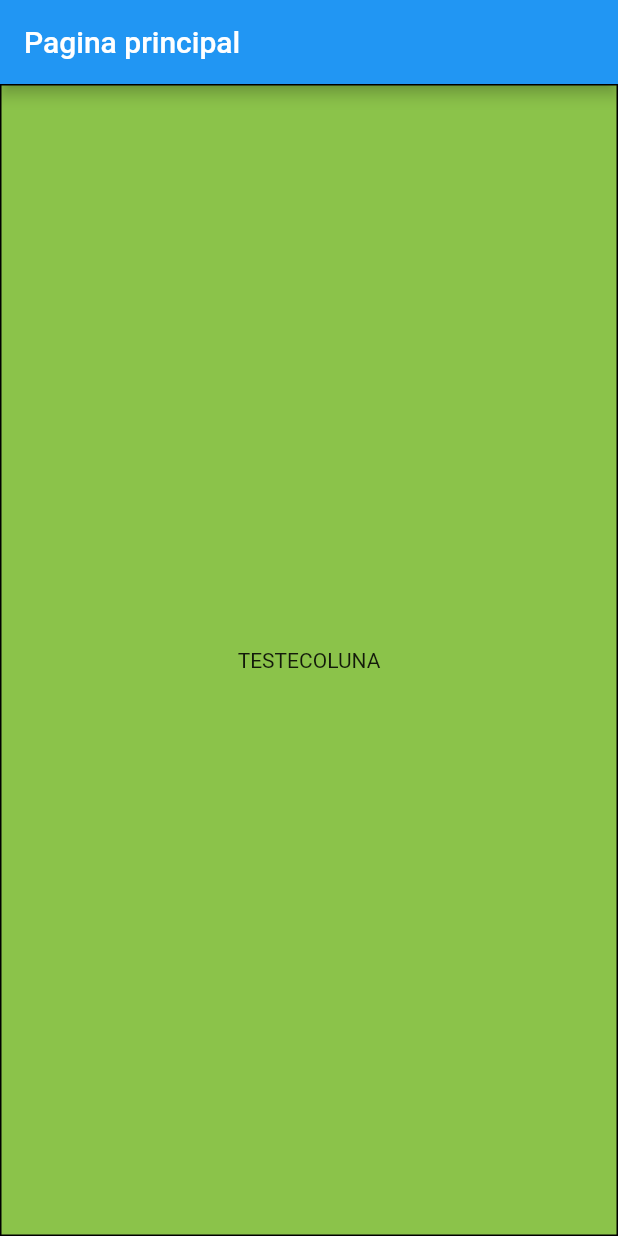
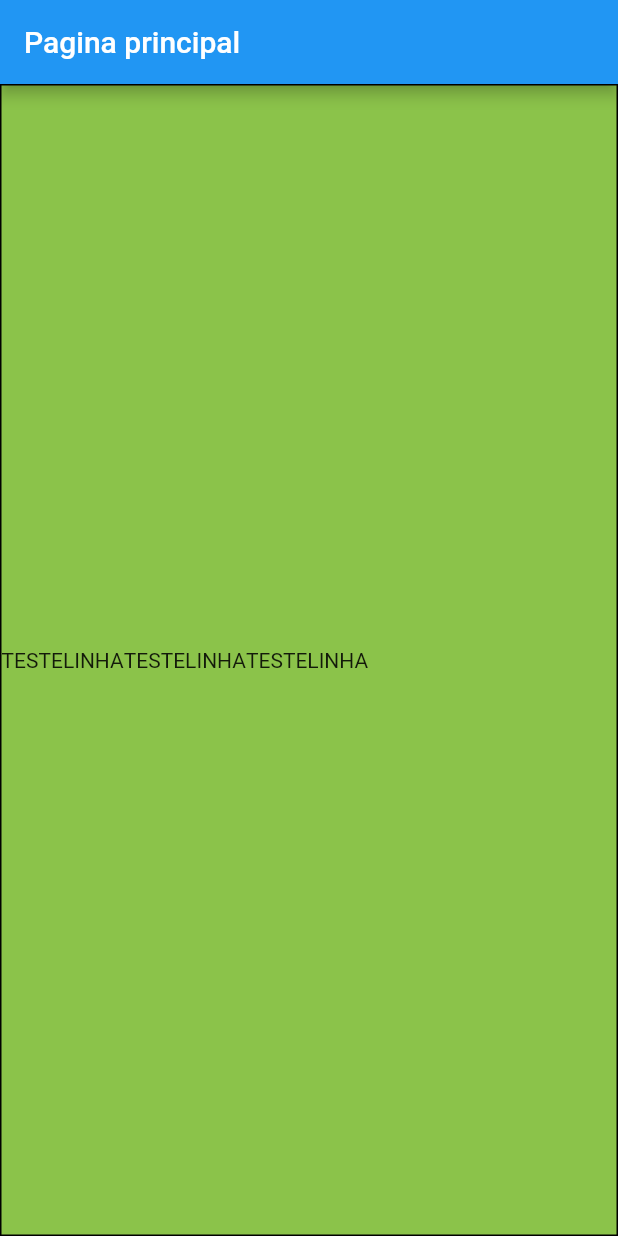
Before and after one commit to developerWelligton/Estudo-Flutter, a Flutter app: the screen it shows after launch, on a phone screen of 412 x 824 dp. Run offline on Flutter 3.47's test engine with Material 2 defaults, Android fonts, the phone set to English and light mode, and no system bars.

Commit message:
LINHA (Row)

```diff
--- a/lib/main.dart
+++ b/lib/main.dart
@@ -38,17 +38,17 @@ class SuporteState extends State<estadoGlobalful> {
           color: Colors.lightGreen,
           border: Border.all(),
         ),
-        //Como criar uma coluna ?
-        child: Column(
-//CENTRALIZAR VERTICAL
+        //Como criar uma linha(horizontal)?
+        child: Row(
+          children: [
+          Text("TESTELINHA"),
+          Text("TESTELINHA"),
+          Text("TESTELINHA"),
+          ],
+        ),
 
-/*//é usada uma propriedade chamada mainAxisAlignment
 
-//ela instancia um método chamando MainAxisAlignment.center que realiza esse trabalho.
- */
-           mainAxisAlignment: MainAxisAlignment.center,
-          children: [Text("TESTECOLUNA",)],
-        ),
+
       ),
     );
   }
```
